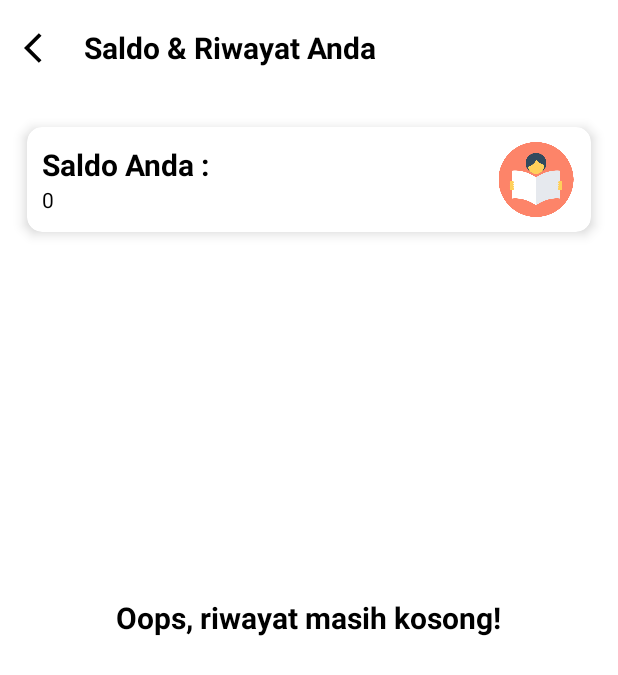
After one commit to RidhoNur042/projeksampah, an Android app: the RiwayatActivity screen opened directly, with no data from a screen before it, on a phone screen of 412 x 824 dp. The commit adds this screen. Shown: the top 675 px of the screen. Run offline under Robolectric (Android 15) with nearby library versions, the phone set to English and light mode, and no system bars; our stand-ins replace Room's generated code, RxJava.

Commit message:
update: Dao dan riwayat serta saldo

```diff
--- a/app/src/main/AndroidManifest.xml
+++ b/app/src/main/AndroidManifest.xml
@@ -20,6 +20,8 @@
             android:exported="false" />
         <activity
             android:name=".JenisSampahActivity" />
+        <activity
+            android:name=".RiwayatActivity"/>
 
 
         <activity
--- /dev/null
+++ b/app/src/main/java/com/ridho/project/DatabaseDao.kt
@@ -0,0 +1,24 @@
+package com.ridho.project.database.dao
+
+import androidx.lifecycle.LiveData
+import androidx.room.Dao
+import androidx.room.Insert
+import androidx.room.Query
+import com.ridho.project.model.ModelDatabase
+import io.reactivex.rxjava3.core.Completable // Import ini penting
+
+@Dao
+interface DatabaseDao {
+
+    @Query("SELECT * FROM table_riwayat ORDER BY uid DESC")
+    fun getAll(): LiveData<List<ModelDatabase>>
+
+    @Query("SELECT SUM(CASE WHEN tipe = 'Masuk' THEN jumlah ELSE -jumlah END) FROM table_riwayat")
+    fun getSaldo(): LiveData<Int>
+
+    @Query("DELETE FROM table_riwayat WHERE uid = :uid")
+    fun deleteSingleData(uid: Int): Completable
+
+    @Insert
+    fun insertData(modelDatabase: ModelDatabase): Completable
+}
--- /dev/null
+++ b/app/src/main/java/com/ridho/project/RiwayatActivity.kt
@@ -0,0 +1,134 @@
+package com.ridho.project
+
+import android.app.Activity
+import android.content.DialogInterface
+import android.graphics.Color
+import android.os.Build
+import android.os.Bundle
+import android.view.MenuItem
+import android.view.View
+import android.view.WindowManager
+import android.widget.Toast
+import androidx.appcompat.app.AlertDialog
+import androidx.appcompat.app.AppCompatActivity
+import androidx.lifecycle.ViewModelProvider
+import androidx.recyclerview.widget.LinearLayoutManager
+import com.ridho.project.databinding.ActivityRiwayatBinding
+import com.ridho.project.model.ModelDatabase
+import com.ridho.project.utils.FunctionHelper
+import java.util.ArrayList
+
+
+class RiwayatActivity : AppCompatActivity(), RiwayatAdapter.RiwayatAdapterCallback {
+
+    private lateinit var binding: ActivityRiwayatBinding
+
+    var modelDatabaseList: MutableList<ModelDatabase> = ArrayList()
+    private lateinit var riwayatAdapter: RiwayatAdapter
+    private lateinit var riwayatViewModel: RiwayatViewModel
+
+    override fun onCreate(savedInstanceState: Bundle?) {
+        super.onCreate(savedInstanceState)
+
+        binding = ActivityRiwayatBinding.inflate(layoutInflater)
+        setContentView(binding.root)
+
+        setStatusBar()
+        setToolbar()
+        setInitLayout()
+        setViewModel()
+    }
+
+    private fun setToolbar() {
+        setSupportActionBar(binding.toolbar)
+        if (supportActionBar != null) {
+            supportActionBar?.setDisplayHomeAsUpEnabled(true)
+            supportActionBar?.setDisplayShowTitleEnabled(false)
+        }
+    }
+
+    private fun setInitLayout() {
+        binding.tvNotFound.visibility = View.GONE
+
+        riwayatAdapter = RiwayatAdapter(this, modelDatabaseList, this)
+        binding.rvHistory.setHasFixedSize(true)
+        binding.rvHistory.layoutManager = LinearLayoutManager(this)
+        binding.rvHistory.adapter = riwayatAdapter
+    }
+
+    private fun setViewModel() {
+        riwayatViewModel = ViewModelProvider(this).get(RiwayatViewModel::class.java)
+
+        riwayatViewModel.totalSaldo.observe(this) { integer ->
+            if (integer == null) {
+                val jumlahSaldo = 0
+                val initSaldo = FunctionHelper.rupiahFormat(jumlahSaldo)
+                binding.tvSaldo.text = initSaldo
+            } else {
+                val initSaldo = FunctionHelper.rupiahFormat(integer)
+                binding.tvSaldo.text = initSaldo
+            }
+        }
+
+        riwayatViewModel.dataBank.observe(this) { modelDatabases: List<ModelDatabase> ->
+            if (modelDatabases.isEmpty()) {
+                binding.tvNotFound.visibility = View.VISIBLE
+                binding.rvHistory.visibility = View.GONE
+            } else {
+                binding.tvNotFound.visibility = View.GONE
+                binding.rvHistory.visibility = View.VISIBLE
+            }
+            riwayatAdapter.setDataAdapter(modelDatabases)
+        }
+    }
+
+    private fun setStatusBar() {
+        if (Build.VERSION.SDK_INT >= Build.VERSION_CODES.M) {
+            window.decorView.systemUiVisibility =
+                View.SYSTEM_UI_FLAG_LAYOUT_STABLE or
+                        View.SYSTEM_UI_FLAG_LAYOUT_FULLSCREEN or
+                        View.SYSTEM_UI_FLAG_LIGHT_STATUS_BAR
+        }
+        if (Build.VERSION.SDK_INT >= 21) {
+            setWindowFlag(this, WindowManager.LayoutParams.FLAG_TRANSLUCENT_STATUS, false)
+            window.statusBarColor = Color.TRANSPARENT
+        }
+    }
+
+    override fun onDelete(modelDatabase: ModelDatabase?) {
+        modelDatabase?.let { db ->
+            val alertDialogBuilder = AlertDialog.Builder(this)
+            alertDialogBuilder.setMessage("Hapus riwayat ini?")
+            alertDialogBuilder.setPositiveButton("Ya, Hapus") { dialogInterface: DialogInterface?, i: Int ->
+                val uid = db.uid
+                riwayatViewModel.deleteDataById(uid)
+                Toast.makeText(this@RiwayatActivity, "Data yang dipilih sudah dihapus", Toast.LENGTH_SHORT).show()
+            }
+
+            alertDialogBuilder.setNegativeButton("Batal") { dialogInterface: DialogInterface, i: Int -> dialogInterface.cancel() }
+            val alertDialog = alertDialogBuilder.create()
+            alertDialog.show()
+        }
+    }
+
+    override fun onOptionsItemSelected(item: MenuItem): Boolean {
+        if (item.itemId == android.R.id.home) {
+            finish()
+            return true
+        }
+        return super.onOptionsItemSelected(item)
+    }
+
+    companion object {
+        fun setWindowFlag(activity: Activity, bits: Int, on: Boolean) {
+            val window = activity.window
+            val layoutParams = window.attributes
+            if (on) {
+                layoutParams.flags = layoutParams.flags or bits
+            } else {
+                layoutParams.flags = layoutParams.flags and bits.inv()
+            }
+            window.attributes = layoutParams
+        }
+    }
+}
--- /dev/null
+++ b/app/src/main/java/com/ridho/project/RiwayatAdapter.kt
@@ -0,0 +1,80 @@
+package com.ridho.project
+
+import android.content.Context
+import android.view.LayoutInflater
+import android.view.View
+import android.view.ViewGroup
+import android.widget.ImageView
+import android.widget.TextView
+import androidx.core.content.ContextCompat
+import androidx.recyclerview.widget.RecyclerView
+import com.ridho.project.model.ModelDatabase
+import com.ridho.project.utils.FunctionHelper.rupiahFormat
+import java.util.ArrayList
+
+
+class RiwayatAdapter(
+    private val mContext: Context,
+    modelInputList: MutableList<ModelDatabase>,
+    adapterCallback: RiwayatAdapterCallback
+) : RecyclerView.Adapter<RiwayatAdapter.ViewHolder>() {
+
+    private val modelDatabase: MutableList<ModelDatabase> = modelInputList
+    private val mAdapterCallback: RiwayatAdapterCallback = adapterCallback
+
+    fun setDataAdapter(items: List<ModelDatabase>) {
+        modelDatabase.clear()
+        modelDatabase.addAll(items)
+        notifyDataSetChanged()
+    }
+
+    override fun onCreateViewHolder(parent: ViewGroup, viewType: Int): ViewHolder {
+        val view = LayoutInflater.from(parent.context).inflate(R.layout.list_item_riwayat, parent, false)
+        return ViewHolder(view)
+    }
+
+    override fun onBindViewHolder(holder: ViewHolder, position: Int) {
+        val data: ModelDatabase = modelDatabase[position]
+
+        holder.tvNama.text = data.namaPengguna
+        holder.tvDate.text = data.tanggal
+        holder.tvKategori.text = "Sampah ${data.jenisSampah}"
+        holder.tvBerat.text = "Berat : ${data.berat} Kg"
+        holder.tvSaldo.text = "Pendapatan : ${rupiahFormat(data.harga)}"
+
+        if (data.berat < 5.0) {
+            holder.tvStatus.setTextColor(ContextCompat.getColor(mContext, R.color.red))
+            holder.tvStatus.text = "Masih dalam proses"
+        } else {
+            // Pastikan Anda memiliki resource warna 'colorPrimary' di R.color.colorPrimary
+            holder.tvStatus.setTextColor(ContextCompat.getColor(mContext, R.color.colorPrimary))
+            holder.tvStatus.text = "Sudah di konfirmasi"
+        }
+    }
+
+    override fun getItemCount(): Int {
+        return modelDatabase.size
+    }
+
+    inner class ViewHolder(itemView: View) : RecyclerView.ViewHolder(itemView) {
+        var tvNama: TextView = itemView.findViewById(R.id.tvNama)
+        var tvDate: TextView = itemView.findViewById(R.id.tvDate)
+        var tvKategori: TextView = itemView.findViewById(R.id.tvKategori)
+        var tvBerat: TextView = itemView.findViewById(R.id.tvBerat)
+        var tvSaldo: TextView = itemView.findViewById(R.id.tvSaldo)
+        var tvStatus: TextView = itemView.findViewById(R.id.tvStatus)
+        var imageDelete: ImageView = itemView.findViewById(R.id.imageDelete)
+
+        init {
+            imageDelete.setOnClickListener { view: View? ->
+                val modelLaundry: ModelDatabase = modelDatabase[adapterPosition]
+                mAdapterCallback.onDelete(modelLaundry)
+            }
+        }
+    }
+
+    interface RiwayatAdapterCallback {
+        fun onDelete(modelDatabase: ModelDatabase?)
+    }
+
+}
--- /dev/null
+++ b/app/src/main/java/com/ridho/project/RiwayatViewModel.kt
@@ -0,0 +1,42 @@
+package com.ridho.project
+
+import android.app.Application
+import androidx.lifecycle.AndroidViewModel
+import androidx.lifecycle.LiveData
+import com.ridho.project.database.DatabaseClient
+import com.ridho.project.database.dao.DatabaseDao
+import com.ridho.project.model.ModelDatabase
+import io.reactivex.rxjava3.android.schedulers.AndroidSchedulers
+import io.reactivex.rxjava3.core.Completable
+import io.reactivex.rxjava3.schedulers.Schedulers
+
+
+class RiwayatViewModel(application: Application) : AndroidViewModel(application) {
+
+    var totalSaldo: LiveData<Int>
+    var dataBank: LiveData<List<ModelDatabase>>
+    private val databaseDao: DatabaseDao
+
+    init {
+        // --- PERBAIKAN 1: Menggunakan package proyek Anda ---
+        // Asumsi: DatabaseClient Anda memiliki metode getInstance().
+        databaseDao = DatabaseClient.getInstance(application)
+            .appDatabase
+            .databaseDao()
+
+        dataBank = databaseDao.getAll()
+        totalSaldo = databaseDao.getSaldo()
+    }
+
+    // Fungsi deleteDataById tetap menggunakan RxJava untuk operasi I/O eksplisit
+    fun deleteDataById(uid: Int) {
+        Completable.fromAction {
+            // Pemanggilan aman tanpa tanda tanya, karena databaseDao sudah dijamin tidak null di init
+            databaseDao.deleteSingleData(uid)
+        }
+            .subscribeOn(Schedulers.io())
+            .observeOn(AndroidSchedulers.mainThread())
+            .subscribe()
+    }
+
+}
--- /dev/null
+++ b/app/src/main/res/drawable/ic_delete.xml
@@ -0,0 +1,5 @@
+<vector android:height="24dp" android:tint="#FFFFFF"
+    android:viewportHeight="24" android:viewportWidth="24"
+    android:width="24dp" xmlns:android="http://schemas.android.com/apk/res/android">
+    <path android:fillColor="@android:color/white" android:pathData="M6,19c0,1.1 0.9,2 2,2h8c1.1,0 2,-0.9 2,-2V7H6v12zM19,4h-3.5l-1,-1h-5l-1,1H5v2h14V4z"/>
+</vector>
--- /dev/null
+++ b/app/src/main/res/layout/activity_riwayat.xml
@@ -0,0 +1,114 @@
+<?xml version="1.0" encoding="utf-8"?>
+<androidx.coordinatorlayout.widget.CoordinatorLayout xmlns:android="http://schemas.android.com/apk/res/android"
+    xmlns:app="http://schemas.android.com/apk/res-auto"
+    android:layout_width="match_parent"
+    android:layout_height="match_parent"
+    android:background="@color/white"
+    android:fitsSystemWindows="true">
+
+    <com.google.android.material.appbar.AppBarLayout
+        android:layout_width="match_parent"
+        android:layout_height="wrap_content"
+        android:background="@android:color/transparent"
+        app:elevation="0dp">
+
+        <androidx.appcompat.widget.Toolbar
+            android:id="@+id/toolbar"
+            android:layout_width="match_parent"
+            android:layout_height="?actionBarSize"
+            app:navigationIcon="@drawable/ic_back">
+
+            <RelativeLayout
+                android:layout_width="match_parent"
+                android:layout_height="wrap_content">
+
+                <TextView
+                    android:layout_width="wrap_content"
+                    android:layout_height="wrap_content"
+                    android:layout_alignParentStart="true"
+                    android:layout_centerInParent="true"
+                    android:text="Saldo &amp; Riwayat Anda"
+                    android:textColor="@color/black"
+                    android:textSize="20sp"
+                    android:textStyle="bold" />
+
+            </RelativeLayout>
+
+        </androidx.appcompat.widget.Toolbar>
+
+    </com.google.android.material.appbar.AppBarLayout>
+
+    <LinearLayout
+        android:layout_width="match_parent"
+        android:layout_height="wrap_content"
+        android:orientation="vertical"
+        app:layout_behavior="@string/appbar_scrolling_view_behavior">
+
+        <androidx.cardview.widget.CardView
+            android:layout_width="match_parent"
+            android:layout_height="wrap_content"
+            android:layout_margin="10dp"
+            app:cardCornerRadius="10dp"
+            app:cardElevation="5dp"
+            app:cardUseCompatPadding="true">
+
+            <LinearLayout
+                android:layout_width="match_parent"
+                android:layout_height="wrap_content"
+                android:gravity="center"
+                android:orientation="horizontal">
+
+                <LinearLayout
+                    android:layout_width="0dp"
+                    android:layout_height="wrap_content"
+                    android:layout_marginStart="10dp"
+                    android:layout_weight="4"
+                    android:orientation="vertical">
+
+                    <TextView
+                        android:layout_width="wrap_content"
+                        android:layout_height="wrap_content"
+                        android:text="Saldo Anda :"
+                        android:textColor="@color/black"
+                        android:textSize="20sp"
+                        android:textStyle="bold" />
+
+                    <TextView
+                        android:id="@+id/tvSaldo"
+                        android:layout_width="wrap_content"
+                        android:layout_height="wrap_content"
+                        android:textColor="@color/black"
+                        android:textSize="14sp" />
+
+                </LinearLayout>
+
+                <ImageView
+                    android:layout_width="0dp"
+                    android:layout_height="70dp"
+                    android:layout_weight="1"
+                    android:padding="10dp"
+                    android:src="@drawable/ic_profile" />
+
+            </LinearLayout>
+
+        </androidx.cardview.widget.CardView>
+
+        <androidx.recyclerview.widget.RecyclerView
+            android:id="@+id/rvHistory"
+            android:layout_width="match_parent"
+            android:layout_height="match_parent" />
+
+    </LinearLayout>
+
+    <TextView
+        android:id="@+id/tvNotFound"
+        android:layout_width="wrap_content"
+        android:layout_height="wrap_content"
+        android:layout_gravity="center"
+        android:text="Oops, riwayat masih kosong!"
+        android:textColor="@color/black"
+        android:textSize="20sp"
+        android:textStyle="bold"
+        android:visibility="gone" />
+
+</androidx.coordinatorlayout.widget.CoordinatorLayout>
--- a/gradle.properties
+++ b/gradle.properties
@@ -23,3 +23,7 @@ kotlin.code.style=official
 android.nonTransitiveRClass=true
 org.gradle.daemon=true
 #org.gradle.java.home=C:/Program Files/Java/jdk-17
+room.schemaLocation.enableVerification = false
+android.room.schemaLocation=schemas
+android.room.incremental=true
+android.room.expandProjection=true
```
Also changed, not shown: app/build.gradle.kts (+24 -12 lines), app/src/main/java/com/ridho/project/AppDatabase.kt (added, +12 -0 lines), app/src/main/java/com/ridho/project/DatabaseClient.kt (added, +32 -0 lines), app/src/main/java/com/ridho/project/InputDataActivity.kt (+1 -7 lines), app/src/main/java/com/ridho/project/InputDataViewModel.kt (+29 -31 lines), app/src/main/java/com/ridho/project/MainActivity.kt (+5 -2 lines), app/src/main/java/com/ridho/project/ModelDatabase.kt (added, +25 -0 lines), app/src/main/res/layout/list_item_riwayat.xml (added, +96 -0 lines).
